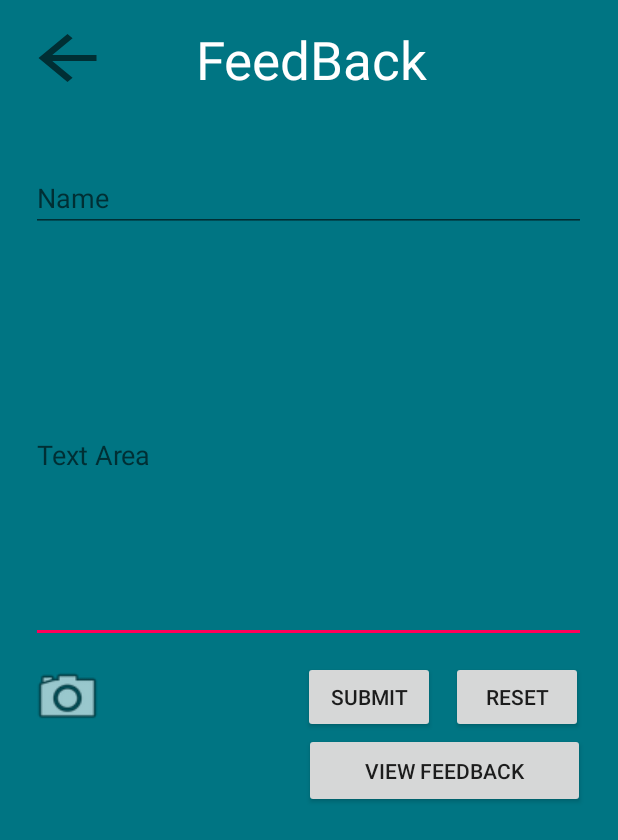
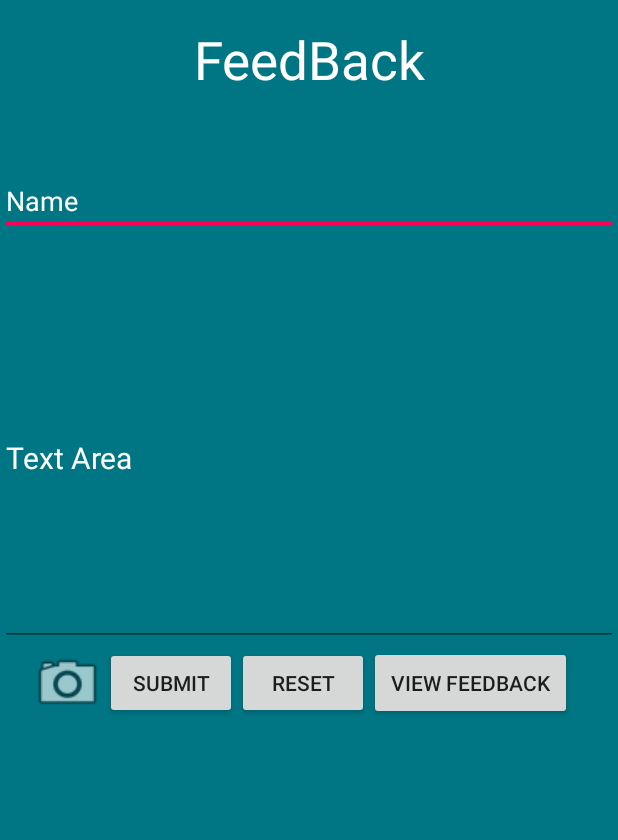
Before and after one commit to Nimanja/Science-Center, an Android app: the fragment FeedbackFragment shown on its own in the app's theme, on a phone screen of 412 x 824 dp. Shown: the top 840 px of the screen. Run offline under Robolectric (Android 15) with nearby library versions, the phone set to English and light mode, and no system bars.

Commit message:
class UI is update yet.

```diff
--- a/app/src/main/res/layout/fragment_feedback.xml
+++ b/app/src/main/res/layout/fragment_feedback.xml
@@ -7,99 +7,83 @@
     android:background="#007583"
     tools:context=".FeedbackFragment">
 
-    <Button
-        android:id="@+id/button2"
-        android:layout_width="58dp"
+    <ScrollView
+        android:layout_width="match_parent"
+        android:layout_height="match_parent"
+        app:layout_constraintEnd_toEndOf="parent"
+        app:layout_constraintStart_toStartOf="parent"
+        app:layout_constraintTop_toTopOf="parent">
+
+        <LinearLayout
+            android:layout_width="match_parent"
             android:layout_height="wrap_content"
-        android:layout_marginStart="16dp"
+            android:orientation="vertical">
+
+            <TextView
+                android:id="@+id/textView3"
+                android:layout_width="match_parent"
+                android:layout_height="wrap_content"
                 android:layout_marginTop="16dp"
-        android:background="?attr/actionModeCloseDrawable"
+                android:text="@string/feedback"
+                android:textAlignment="center"
                 android:textColor="#ffff"
-        app:layout_constraintBottom_toBottomOf="@+id/textView3"
-        app:layout_constraintStart_toStartOf="parent"
-        app:layout_constraintTop_toTopOf="parent" />
+                android:textSize="35dp" />
 
-    <Button
-        android:id="@+id/subbtn"
-        android:layout_width="wrap_content"
+            <EditText
+                android:id="@+id/fbnameText"
+                android:layout_width="match_parent"
                 android:layout_height="wrap_content"
-        android:layout_marginStart="132dp"
-        android:text="@string/submit"
-        app:layout_constraintBaseline_toBaselineOf="@+id/button3"
-        app:layout_constraintStart_toEndOf="@+id/cambtn" />
+                android:layout_marginTop="48dp"
+                android:ems="10"
+                android:hint="Name"
+                android:inputType="textPersonName"
+                android:textColor="#ffff"
+                android:textColorHint="#ffff" />
 
-    <Button
-        android:id="@+id/button3"
-        android:layout_width="wrap_content"
-        android:layout_height="wrap_content"
-        android:layout_marginTop="12dp"
-        android:text="Reset"
-        app:layout_constraintEnd_toEndOf="parent"
-        app:layout_constraintHorizontal_bias="0.31"
-        app:layout_constraintStart_toEndOf="@+id/subbtn"
-        app:layout_constraintTop_toBottomOf="@+id/msgText" />
+            <EditText
+                android:id="@+id/msgText"
+                android:layout_width="match_parent"
+                android:layout_height="250dp"
+                android:layout_marginTop="24dp"
+                android:ems="10"
+                android:hint="Text Area"
+                android:inputType="textPersonName"
+                android:textColor="#ffff"
+                android:textColorHint="#ffff"
+                android:textSize="20dp" />
+
+            <LinearLayout
+                android:layout_width="match_parent"
+                android:layout_height="match_parent"
+                android:orientation="horizontal">
 
                 <Button
                     android:id="@+id/cambtn"
                     android:layout_width="50dp"
                     android:layout_height="wrap_content"
                     android:layout_marginStart="20dp"
-        android:background="@android:drawable/ic_menu_camera"
-        app:layout_constraintBaseline_toBaselineOf="@+id/subbtn"
-        app:layout_constraintStart_toStartOf="parent" />
+                    android:background="@android:drawable/ic_menu_camera" />
 
-    <EditText
-        android:id="@+id/msgText"
-        android:layout_width="370dp"
-        android:layout_height="250dp"
-        android:layout_marginTop="24dp"
-        android:ems="10"
-        android:hint="Text Area"
-        android:inputType="textPersonName"
-        android:textColor="#ffff"
-        app:layout_constraintEnd_toEndOf="parent"
-        app:layout_constraintHorizontal_bias="0.487"
-        app:layout_constraintStart_toStartOf="parent"
-        app:layout_constraintTop_toBottomOf="@+id/fbnameText" />
+                <Button
+                    android:id="@+id/subbtn"
+                    android:layout_width="wrap_content"
+                    android:layout_height="wrap_content"
+                    android:text="@string/submit" />
 
-    <EditText
-        android:id="@+id/fbnameText"
-        android:layout_width="370dp"
+                <Button
+                    android:id="@+id/button3"
+                    android:layout_width="wrap_content"
                     android:layout_height="wrap_content"
-        android:layout_marginTop="48dp"
-        android:ems="10"
-        android:hint="Name"
-        android:inputType="textPersonName"
-        android:textColor="#ffff"
-        app:layout_constraintEnd_toEndOf="parent"
-        app:layout_constraintHorizontal_bias="0.488"
-        app:layout_constraintStart_toStartOf="parent"
-        app:layout_constraintTop_toBottomOf="@+id/textView3" />
-
-    <TextView
-        android:id="@+id/textView3"
-        android:layout_width="wrap_content"
-        android:layout_height="45dp"
-        android:layout_marginTop="16dp"
-        android:text="@string/feedback"
-        android:textAlignment="center"
-        android:textColor="#ffff"
-        android:textSize="35dp"
-        app:layout_constraintEnd_toEndOf="parent"
-        app:layout_constraintHorizontal_bias="0.307"
-        app:layout_constraintStart_toEndOf="@+id/button2"
-        app:layout_constraintTop_toTopOf="parent" />
+                    android:text="Reset" />
 
                 <Button
                     android:id="@+id/button8"
-        android:layout_width="187dp"
-        android:layout_height="50dp"
-        android:text="View Feedback"
-        app:layout_constraintBottom_toBottomOf="parent"
-        app:layout_constraintEnd_toEndOf="parent"
-        app:layout_constraintHorizontal_bias="0.901"
-        app:layout_constraintStart_toStartOf="parent"
-        app:layout_constraintTop_toBottomOf="@+id/subbtn"
-        app:layout_constraintVertical_bias="0.0" />
+                    android:layout_width="135dp"
+                    android:layout_height="49dp"
+                    android:text="View Feedback" />
+            </LinearLayout>
+
+        </LinearLayout>
+    </ScrollView>
 
 </androidx.constraintlayout.widget.ConstraintLayout>
--- a/app/src/main/res/layout/fragment_notices.xml
+++ b/app/src/main/res/layout/fragment_notices.xml
@@ -34,7 +34,7 @@
             android:layout_marginEnd="8dp"
             android:scrollbarSize="4dp"
             android:text="@string/ads"
-            app:layout_constraintBottom_toTopOf="@+id/btnFeed2"
+            app:layout_constraintBottom_toTopOf="@+id/btnFeedback"
             app:layout_constraintEnd_toEndOf="parent"
             app:layout_constraintHorizontal_bias="0.5"
             app:layout_constraintStart_toStartOf="parent"
@@ -86,7 +86,7 @@
             app:layout_constraintTop_toBottomOf="@+id/btntech2" />
 
         <Button
-            android:id="@+id/btnFeed2"
+            android:id="@+id/btnFeedback"
             android:layout_width="match_parent"
             android:layout_height="70dp"
             android:layout_marginStart="8dp"
--- a/app/src/main/res/values/strings.xml
+++ b/app/src/main/res/values/strings.xml
@@ -3,7 +3,6 @@
     <string name="powered_by_innovators">Powered by Innovators</string>
     <string name="attenders">Attenders</string>
     <string name="profile">Profile</string>
-    <string name="todo">TODO</string>
     <string name="payments">PayMents</string>
     <string name="log_in">Log IN</string>
     <string name="attendes">Attendes</string>
@@ -35,6 +34,7 @@
     <string name="hello_blank_fragment">Hello blank fragment</string>
 
     <string name="class1">Choose a class</string>
+    <string name="todo">TODO</string>
 
     <string-array name="class1">
         <item>Choose ....</item>
--- a/build.gradle
+++ b/build.gradle
@@ -7,7 +7,7 @@ buildscript {
 
     }
     dependencies {
-        classpath 'com.android.tools.build:gradle:3.4.2'
+        classpath 'com.android.tools.build:gradle:3.5.0'
 
         // NOTE: Do not place your application dependencies here; they belong
         // in the individual module build.gradle files
```
Also changed, not shown: app/src/main/java/com/example/sciencecenter/Notices.java (+4 -3 lines), app/src/main/res/layout/fragment_class.xml (+46 -10 lines), gradle/wrapper/gradle-wrapper.properties. Lines whose indentation alone changed are shown as unchanged.
